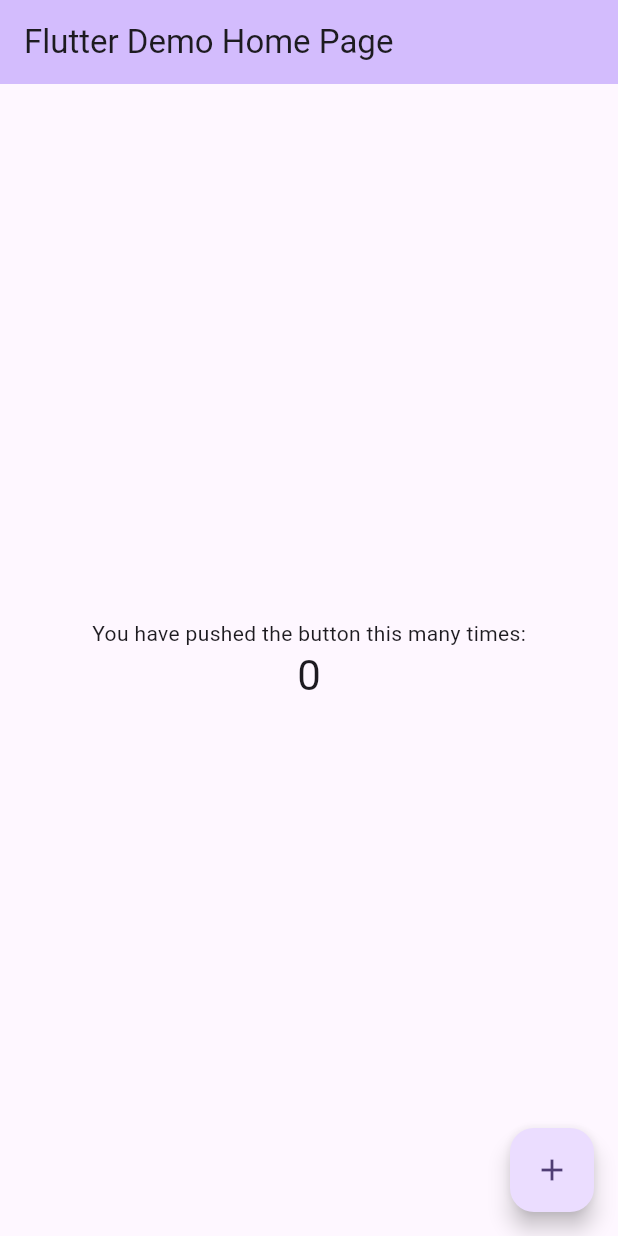
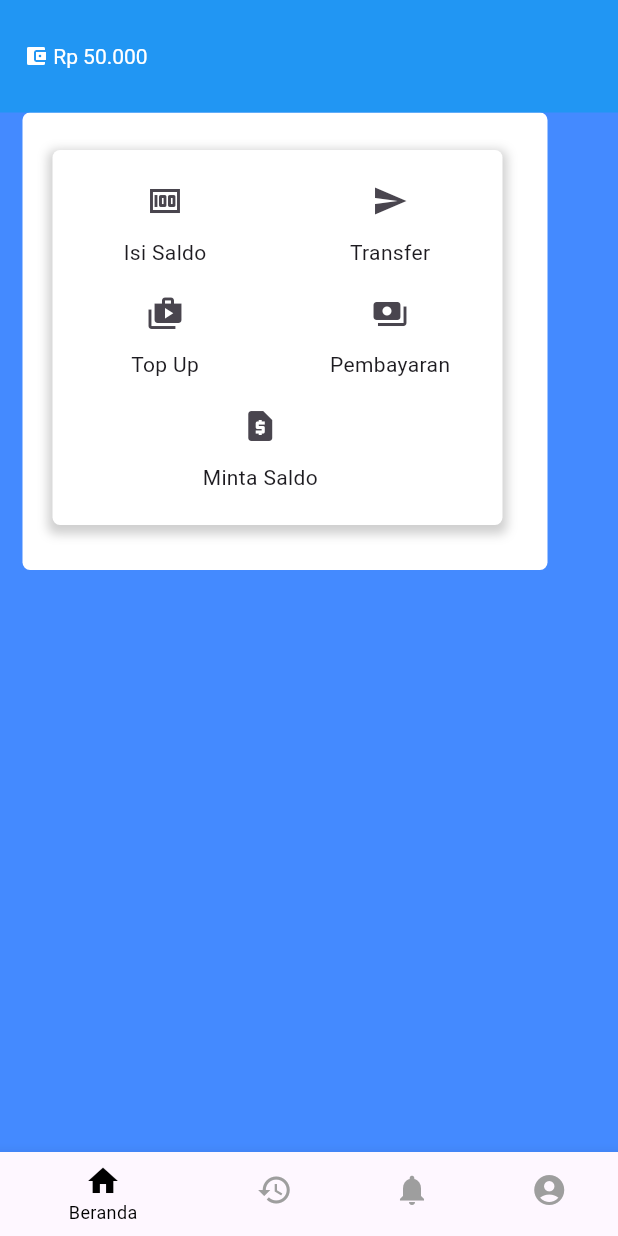
Before and after one commit to MarKarl30/UTS_MobileProg, a Flutter app: the screen it shows after launch, on a phone screen of 412 x 824 dp. Run offline on Flutter 3.47's test engine with Material 3 defaults, Android fonts, the phone set to English and light mode, and no system bars.

Commit message:
UI Home, Histori, Notifikasi

```diff
--- a/lib/main.dart
+++ b/lib/main.dart
@@ -1,4 +1,6 @@
 import 'package:flutter/material.dart';
+
+import './widgets/navigation.dart';
 
 void main() {
   runApp(const MyApp());
@@ -11,115 +13,13 @@
   @override
   Widget build(BuildContext context) {
     return MaterialApp(
+      debugShowCheckedModeBanner: false,
       title: 'Flutter Demo',
       theme: ThemeData(
-        // This is the theme of your application.
-        //
-        // TRY THIS: Try running your application with "flutter run". You'll see
-        // the application has a purple toolbar. Then, without quitting the app,
-        // try changing the seedColor in the colorScheme below to Colors.green
-        // and then invoke "hot reload" (save your changes or press the "hot
-        // reload" button in a Flutter-supported IDE, or press "r" if you used
-        // the command line to start the app).
-        //
-        // Notice that the counter didn't reset back to zero; the application
-        // state is not lost during the reload. To reset the state, use hot
-        // restart instead.
-        //
-        // This works for code too, not just values: Most code changes can be
-        // tested with just a hot reload.
         colorScheme: ColorScheme.fromSeed(seedColor: Colors.deepPurple),
         useMaterial3: true,
       ),
-      home: const MyHomePage(title: 'Flutter Demo Home Page'),
+      home: const Navigation(),
     );
   }
 }
-
-class MyHomePage extends StatefulWidget {
-  const MyHomePage({super.key, required this.title});
-
-  // This widget is the home page of your application. It is stateful, meaning
-  // that it has a State object (defined below) that contains fields that affect
-  // how it looks.
-
-  // This class is the configuration for the state. It holds the values (in this
-  // case the title) provided by the parent (in this case the App widget) and
-  // used by the build method of the State. Fields in a Widget subclass are
-  // always marked "final".
-
-  final String title;
-
-  @override
-  State<MyHomePage> createState() => _MyHomePageState();
-}
-
-class _MyHomePageState extends State<MyHomePage> {
-  int _counter = 0;
-
-  void _incrementCounter() {
-    setState(() {
-      // This call to setState tells the Flutter framework that something has
-      // changed in this State, which causes it to rerun the build method below
-      // so that the display can reflect the updated values. If we changed
-      // _counter without calling setState(), then the build method would not be
-      // called again, and so nothing would appear to happen.
-      _counter++;
-    });
-  }
-
-  @override
-  Widget build(BuildContext context) {
-    // This method is rerun every time setState is called, for instance as done
-    // by the _incrementCounter method above.
-    //
-    // The Flutter framework has been optimized to make rerunning build methods
-    // fast, so that you can just rebuild anything that needs updating rather
-    // than having to individually change instances of widgets.
-    return Scaffold(
-      appBar: AppBar(
-        // TRY THIS: Try changing the color here to a specific color (to
-        // Colors.amber, perhaps?) and trigger a hot reload to see the AppBar
-        // change color while the other colors stay the same.
-        backgroundColor: Theme.of(context).colorScheme.inversePrimary,
-        // Here we take the value from the MyHomePage object that was created by
-        // the App.build method, and use it to set our appbar title.
-        title: Text(widget.title),
-      ),
-      body: Center(
-        // Center is a layout widget. It takes a single child and positions it
-        // in the middle of the parent.
-        child: Column(
-          // Column is also a layout widget. It takes a list of children and
-          // arranges them vertically. By default, it sizes itself to fit its
-          // children horizontally, and tries to be as tall as its parent.
-          //
-          // Column has various properties to control how it sizes itself and
-          // how it positions its children. Here we use mainAxisAlignment to
-          // center the children vertically; the main axis here is the vertical
-          // axis because Columns are vertical (the cross axis would be
-          // horizontal).
-          //
-          // TRY THIS: Invoke "debug painting" (choose the "Toggle Debug Paint"
-          // action in the IDE, or press "p" in the console), to see the
-          // wireframe for each widget.
-          mainAxisAlignment: MainAxisAlignment.center,
-          children: <Widget>[
-            const Text(
-              'You have pushed the button this many times:',
-            ),
-            Text(
-              '$_counter',
-              style: Theme.of(context).textTheme.headlineMedium,
-            ),
-          ],
-        ),
-      ),
-      floatingActionButton: FloatingActionButton(
-        onPressed: _incrementCounter,
-        tooltip: 'Increment',
-        child: const Icon(Icons.add),
-      ), // This trailing comma makes auto-formatting nicer for build methods.
-    );
-  }
-}
--- /dev/null
+++ b/lib/screens/home_screen.dart
@@ -0,0 +1,115 @@
+import 'package:flutter/material.dart';
+
+class HomeScreen extends StatelessWidget {
+  const HomeScreen({super.key});
+
+  @override
+  Widget build(BuildContext context) {
+    return SafeArea(
+      child: Scaffold(
+        appBar: AppBar(
+          toolbarHeight: 75,
+          backgroundColor: Colors.blue,
+          title: RichText(
+              text: const TextSpan(children: [
+            WidgetSpan(
+                child: Icon(
+              Icons.account_balance_wallet,
+              size: 16,
+              color: Colors.white,
+            )),
+            TextSpan(text: " Rp 50.000", style: TextStyle(color: Colors.white))
+          ])),
+        ),
+        backgroundColor: Colors.blueAccent,
+        body: Container(
+          margin: const EdgeInsets.only(
+              top: 0.0, bottom: 15.0, left: 15, right: 15.0),
+          decoration: BoxDecoration(
+              borderRadius: BorderRadius.circular(5.0), color: Colors.white),
+          width: 350,
+          height: 305,
+          child: Stack(
+            children: <Widget>[
+              Container(
+                  margin: const EdgeInsets.symmetric(
+                      vertical: 25.0, horizontal: 20.0),
+                  decoration: BoxDecoration(
+                      borderRadius: BorderRadius.circular(5.0),
+                      color: Colors.white,
+                      boxShadow: [
+                        BoxShadow(
+                            color: Colors.grey.withOpacity(0.5),
+                            spreadRadius: 3,
+                            blurRadius: 5,
+                            offset: const Offset(0, 3))
+                      ]),
+                  width: 300,
+                  height: 250,
+                  child: Stack(
+                    children: [
+                      GridView.count(
+                        childAspectRatio: 2.0,
+                        padding: const EdgeInsets.only(top: 10.0, left: 0.0),
+                        crossAxisCount: 2,
+                        children: <Widget>[
+                          Column(
+                            mainAxisSize: MainAxisSize.min,
+                            children: [
+                              IconButton(
+                                  onPressed: () {},
+                                  icon: const Icon(Icons.money)),
+                              const Text('Isi Saldo')
+                            ],
+                          ),
+                          Column(
+                            mainAxisSize: MainAxisSize.min,
+                            children: [
+                              IconButton(
+                                  onPressed: () {},
+                                  icon: const Icon(Icons.send)),
+                              const Text('Transfer')
+                            ],
+                          ),
+                          Column(
+                            mainAxisSize: MainAxisSize.min,
+                            children: [
+                              IconButton(
+                                  onPressed: () {},
+                                  icon: const Icon(Icons.shop_2)),
+                              const Text('Top Up')
+                            ],
+                          ),
+                          Column(
+                            mainAxisSize: MainAxisSize.min,
+                            children: [
+                              IconButton(
+                                  onPressed: () {},
+                                  icon: const Icon(Icons.payments)),
+                              const Text('Pembayaran')
+                            ],
+                          ),
+                        ],
+                      ),
+                      Container(
+                        margin: const EdgeInsets.only(top: 160.0, left: 100.0),
+                        child: Column(
+                          mainAxisSize: MainAxisSize.min,
+                          children: [
+                            IconButton(
+                                onPressed: () {},
+                                icon: const Icon(Icons.request_page)),
+                            const Text('Minta Saldo')
+                          ],
+                        ),
+                      )
+                    ],
+                  )),
+              Container()
+            ],
+          ),
+        ),
+      ),
+    );
+  }
+}
--- /dev/null
+++ b/lib/widgets/navigation.dart
@@ -0,0 +1,56 @@
+import 'package:flutter/material.dart';
+import '../screens/home_screen.dart';
+import '../screens/history_screen.dart';
+import '../screens/inbox_screen.dart';
+
+class Navigation extends StatefulWidget {
+  const Navigation({super.key});
+
+  @override
+  State<Navigation> createState() => _NavigationState();
+}
+
+class _NavigationState extends State<Navigation> {
+  int currentIndex = 0;
+  final screen = [
+    const HomeScreen(),
+    const HistoryScreen(),
+    const InboxScreen()
+  ];
+
+  @override
+  Widget build(BuildContext context) {
+    return Scaffold(
+        body: IndexedStack(
+          index: currentIndex,
+          children: screen,
+        ),
+        bottomNavigationBar: BottomNavigationBar(
+          currentIndex: currentIndex,
+          iconSize: 24,
+          selectedFontSize: 12,
+          unselectedFontSize: 12,
+          selectedItemColor: Colors.black,
+          unselectedItemColor: Colors.grey,
+          backgroundColor: Colors.white,
+          showUnselectedLabels: false,
+          onTap: (index) => setState(() => currentIndex = index),
+          items: const <BottomNavigationBarItem>[
+            BottomNavigationBarItem(
+              icon: Icon(Icons.home),
+              label: 'Beranda',
+            ),
+            BottomNavigationBarItem(
+              icon: Icon(Icons.history),
+              label: 'Histori',
+            ),
+            BottomNavigationBarItem(
+              icon: Icon(Icons.notifications),
+              label: 'Notifikasi',
+            ),
+            BottomNavigationBarItem(
+                icon: Icon(Icons.account_circle), label: 'Profil')
+          ],
+        ));
+  }
+}
```
Also changed, not shown: lib/screens/history_screen.dart (added, +98 -0 lines), lib/screens/inbox_screen.dart (added, +82 -0 lines).
